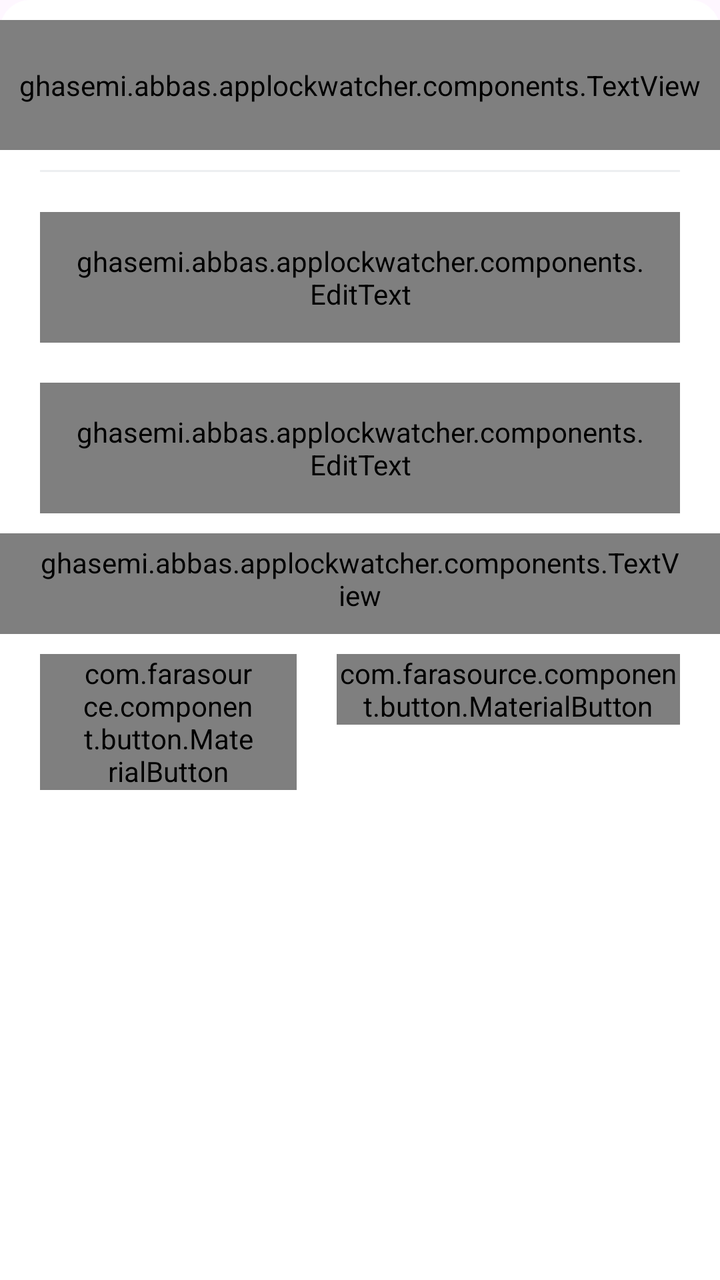
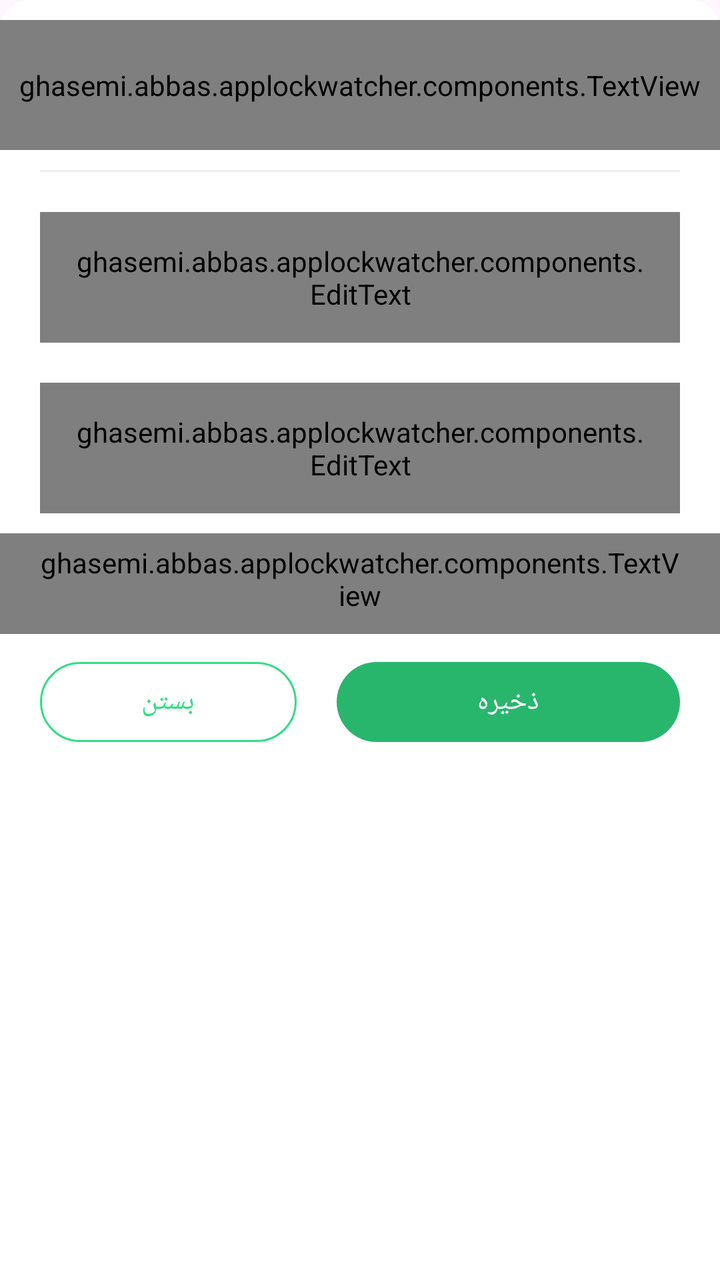

The first picture is an Android layout as it rendered before a commit; the second is the same layout after the commit. The layout source and the unified diff follow.
<!-- AndroidManifest.xml: application theme AppTheme -->
<!-- res/layout/forget_pass.xml -->
<?xml version="1.0" encoding="utf-8"?>
<ScrollView xmlns:android="http://schemas.android.com/apk/res/android"
    xmlns:app="http://schemas.android.com/apk/res-auto"
    android:layout_width="match_parent"
    android:layout_height="match_parent"
    android:background="@drawable/back_bottom_sheet">

    <LinearLayout
        android:layout_width="match_parent"
        android:layout_height="wrap_content"
        android:orientation="vertical">

        <ghasemi.abbas.applockwatcher.components.TextView
            android:id="@+id/help"
            android:layout_width="match_parent"
            android:layout_height="65dp"
            android:textSize="16sp"
            android:layout_marginTop="10dp"
            android:gravity="center"
            android:text="فراموشی گذرواژه"
            app:bold="true"
            app:color="#404040" />

        <View
            android:layout_width="match_parent"
            android:layout_height="1dp"
            android:layout_marginHorizontal="20dp"
            android:layout_marginVertical="10dp"
            android:background="@color/colorDivider" />

        <com.google.android.material.textfield.TextInputLayout
            style="@style/LockApp.TextInputLayout"
            android:layout_width="match_parent"
            android:layout_height="wrap_content"
            android:layout_marginHorizontal="20dp"
            android:layout_marginVertical="10dp">

            <ghasemi.abbas.applockwatcher.components.EditText
                android:id="@+id/question"
                android:layout_width="match_parent"
                android:layout_height="wrap_content"
                android:padding="15dp"
                android:hint="طرح سوال:"
                android:singleLine="true" />

        </com.google.android.material.textfield.TextInputLayout>

        <com.google.android.material.textfield.TextInputLayout
            style="@style/LockApp.TextInputLayout"
            android:layout_width="match_parent"
            android:layout_height="wrap_content"
            android:layout_marginHorizontal="20dp"
            android:layout_marginVertical="10dp">

            <ghasemi.abbas.applockwatcher.components.EditText
                android:id="@+id/answer"
                android:layout_width="match_parent"
                android:layout_height="wrap_content"
                android:hint="پاسخ پرسش:"
                android:maxLines="2"
                android:padding="15dp" />
        </com.google.android.material.textfield.TextInputLayout>

        <ghasemi.abbas.applockwatcher.components.TextView
            android:layout_width="match_parent"
            android:layout_height="wrap_content"
            android:paddingLeft="20dp"
            android:paddingTop="5dp"
            android:paddingRight="20dp"
            android:textSize="13sp"
            android:paddingBottom="10dp"
            android:text="پس از تکمیل در صفحه ورود قسمت فراموشی رمز ایجاد می گردد و هنگام استفاده پاسخ شما باید دقیقا با پاسخ فعلی یکسان باشد." />

        <LinearLayout
            android:layout_width="match_parent"
            android:layout_height="wrap_content"
            android:layout_marginHorizontal="20dp"
            android:layout_marginTop="10dp"
            android:layout_marginBottom="20dp"
            android:orientation="horizontal">

            <com.farasource.component.button.MaterialButton
                android:id="@+id/close"
                android:layout_width="0dp"
                android:layout_height="wrap_content"
                android:layout_marginEnd="10dp"
                android:layout_weight="0.75"
                android:paddingLeft="20dp"
                android:paddingRight="20dp"
                android:text="بستن"
                android:textColor="@color/colorAccent"
                app:backgroundTint="#fff"
                app:rippleColor="#332FDF84"
                app:strokeColor="@color/colorAccent"
                app:strokeWidth="1dp" />

            <com.farasource.component.button.MaterialButton
                android:id="@+id/save"
                android:layout_width="0dp"
                android:layout_height="wrap_content"
                android:layout_marginStart="10dp"
                android:layout_weight="1"
                android:text="ذخیره" />
        </LinearLayout>

    </LinearLayout>
</ScrollView>
<!-- resources referenced by this layout -->
<resources>
  <color name="colorAccent">#2FDF84</color>
  <color name="colorDivider">#ECEFF1</color>
  <!-- drawable back_bottom_sheet (drawable) -->
  <?xml version="1.0" encoding="utf-8"?>
  <selector xmlns:android="http://schemas.android.com/apk/res/android">
      <item android:state_enabled="true">
          <shape>
              <corners android:topLeftRadius="15dp" android:topRightRadius="15dp" />
              <solid android:color="#FFFFFF" />
          </shape>
      </item>
  </selector>
  <style name="LockApp.TextInputLayout" parent="@style/Widget.MaterialComponents.TextInputLayout.OutlinedBox">
          <item name="boxStrokeColor">@color/colorAccent</item>
          <item name="boxStrokeWidth">1dp</item>
          <item name="boxCornerRadiusTopEnd">15dp</item>
          <item name="theme">@style/editTextStyle</item>
          <item name="boxCornerRadiusTopStart">15dp</item>
          <item name="boxCornerRadiusBottomEnd">15dp</item>
          <item name="boxCornerRadiusBottomStart">15dp</item>
      </style>
  <style name="AppTheme" parent="Theme.Material3.Light.NoActionBar">
          
          <item name="colorPrimary">@color/colorPrimary</item>
          <item name="android:colorPrimaryDark">@color/colorPrimaryDark</item>
          <item name="android:colorAccent">@color/colorAccent</item>
          <item name="android:colorEdgeEffect">@color/colorEdgeEffect</item>
          <item name="android:soundEffectsEnabled">false</item>
          <item name="android:colorControlHighlight">#1A000000</item>
          <item name="android:statusBarColor">@color/colorPrimaryDark</item>
          <item name="android:navigationBarColor">@color/white</item>
          <item name="android:windowLightNavigationBar" tools:targetApi="o_mr1">true</item>
          <item name="android:dialogTheme">@style/dialogTheme</item>
          <item name="colorPrimaryContainer">@color/colorAccent</item>
      </style>
  <style name="editTextStyle">
          <item name="colorPrimary">@color/colorAccent</item>
      </style>
  <color name="colorPrimary">#28B66D</color>
  <color name="colorPrimaryDark">#2FA268</color>
  <color name="colorEdgeEffect">#ffffff</color>
  <color name="white">#FFFF</color>
  <style name="dialogTheme" parent="Theme.Material3.Light.Dialog">
          <item name="android:colorPrimary">@color/colorPrimary</item>
          <item name="android:windowBackground">@android:color/transparent</item>
          <item name="android:windowAnimationStyle">@style/dialogAnimation</item>
      </style>
  <style name="dialogAnimation">
          <item name="android:windowEnterAnimation">@anim/in</item>
          <item name="android:windowExitAnimation">@anim/out</item>
      </style>
</resources>

<!-- the commit's change to res/layout/forget_pass.xml (unified diff, before → after) -->
@@ -79,7 +79,7 @@
             android:layout_marginBottom="20dp"
             android:orientation="horizontal">
 
-            <com.farasource.component.button.MaterialButton
+            <com.google.android.material.button.MaterialButton
                 android:id="@+id/close"
                 android:layout_width="0dp"
                 android:layout_height="wrap_content"
@@ -94,7 +94,7 @@
                 app:strokeColor="@color/colorAccent"
                 app:strokeWidth="1dp" />
 
-            <com.farasource.component.button.MaterialButton
+            <com.google.android.material.button.MaterialButton
                 android:id="@+id/save"
                 android:layout_width="0dp"
                 android:layout_height="wrap_content"
<!-- resource entries referenced after the edit -->
@@ -24,12 +24,14 @@
   <style name="AppTheme" parent="Theme.Material3.Light.NoActionBar">
           
           <item name="colorPrimary">@color/colorPrimary</item>
+          <item name="materialButtonStyle">@style/LockApp.MaterialButton</item>
           <item name="android:colorPrimaryDark">@color/colorPrimaryDark</item>
           <item name="android:colorAccent">@color/colorAccent</item>
           <item name="android:colorEdgeEffect">@color/colorEdgeEffect</item>
           <item name="android:soundEffectsEnabled">false</item>
           <item name="android:colorControlHighlight">#1A000000</item>
-          <item name="android:statusBarColor">@color/colorPrimaryDark</item>
+          <item name="android:statusBarColor">@color/colorPrimary</item>
+          <item name="android:windowLightStatusBar">false</item>
           <item name="android:navigationBarColor">@color/white</item>
           <item name="android:windowLightNavigationBar" tools:targetApi="o_mr1">true</item>
           <item name="android:dialogTheme">@style/dialogTheme</item>
@@ -39,10 +41,17 @@
           <item name="colorPrimary">@color/colorAccent</item>
       </style>
   <color name="colorPrimary">#28B66D</color>
+  <style name="LockApp.MaterialButton" parent="Widget.Material3.Button">
+          <item name="backgroundTint">@color/colorPrimary</item>
+          <item name="android:textColor">@color/white</item>
+          <item name="rippleColor">#3328B66D</item>
+      </style>
   <color name="colorPrimaryDark">#2FA268</color>
   <color name="colorEdgeEffect">#ffffff</color>
   <color name="white">#FFFF</color>
   <style name="dialogTheme" parent="Theme.Material3.Light.Dialog">
+          <item name="colorPrimary">@color/colorPrimary</item>
+          <item name="materialButtonStyle">@style/LockApp.MaterialButton</item>
           <item name="android:colorPrimary">@color/colorPrimary</item>
           <item name="android:windowBackground">@android:color/transparent</item>
           <item name="android:windowAnimationStyle">@style/dialogAnimation</item>
